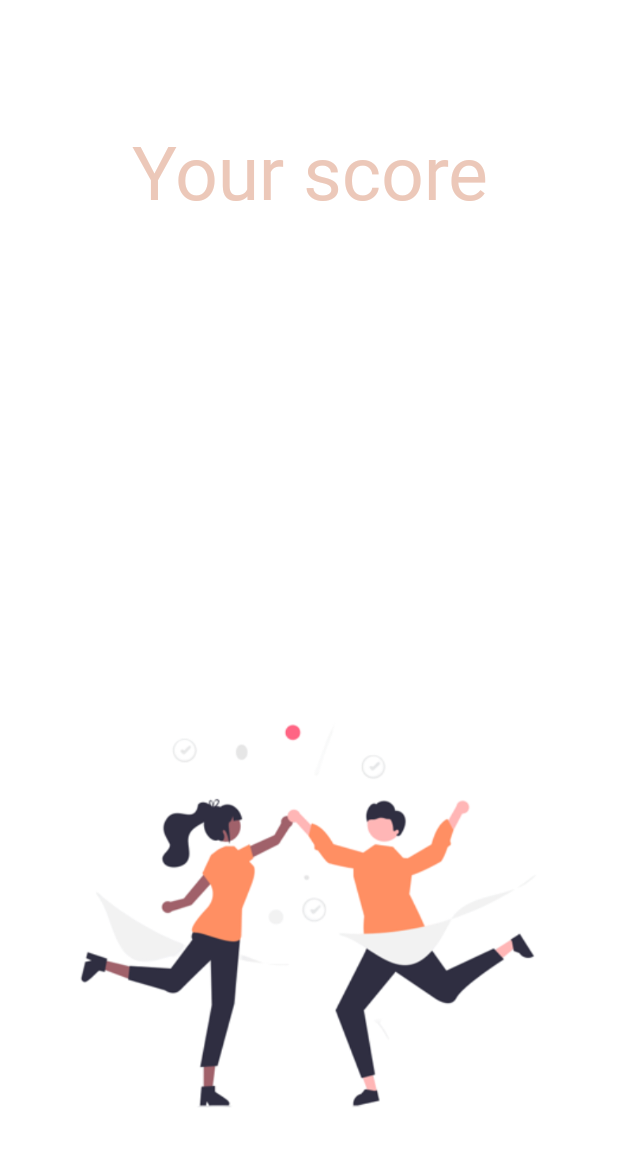
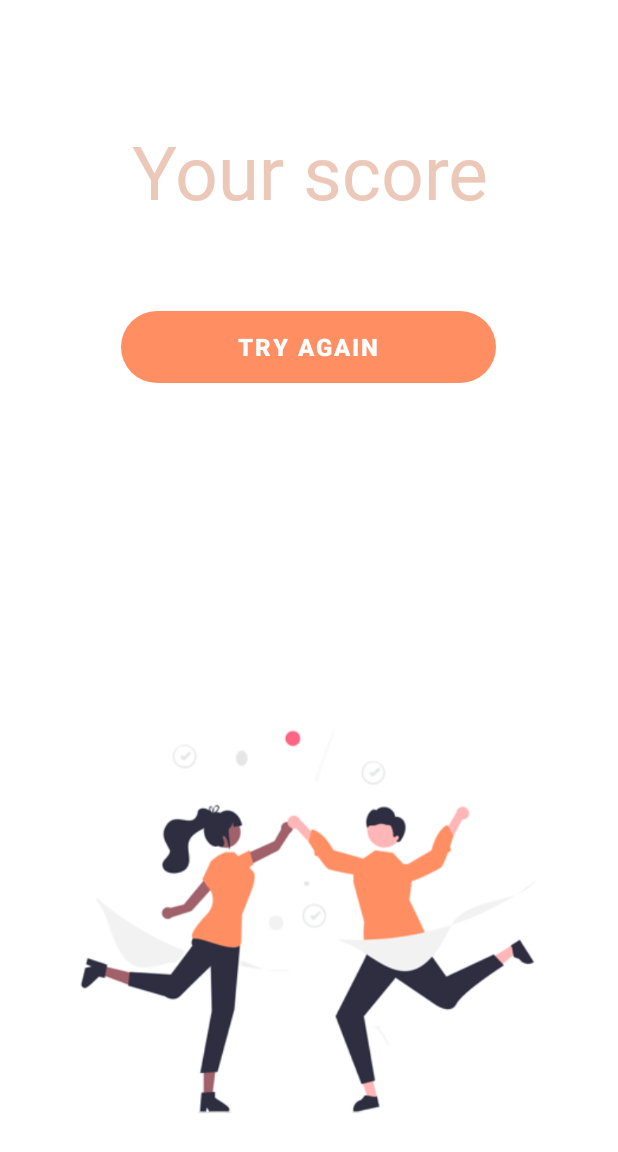
Before and after one commit to xAleksandrax/TalkTrainer, an Android app: the layout activity_score.xml on its own in the app's theme, with its tools: preview values and no code run, on a phone screen of 412 x 824 dp. Shown: the top 1152 px of the screen. Run offline under Robolectric (Android 15) with nearby library versions, the phone set to English and light mode, and no system bars.

Commit message:
fixes added

```diff
--- a/app/src/main/java/com/example/talktrainer/AddFlashcard.kt
+++ b/app/src/main/java/com/example/talktrainer/AddFlashcard.kt
@@ -134,6 +134,7 @@ class AddFlashcard : AppCompatActivity() {
                                     }
                                 }
                                 translatedWord.text = allWordsAndTranslations
+                                translatedWord.setBackgroundResource(R.drawable.radius3)
                             }
                         }
                     }
--- a/app/src/main/res/layout/activity_score.xml
+++ b/app/src/main/res/layout/activity_score.xml
@@ -26,42 +26,26 @@
         android:layout_below="@+id/scoreTitle">
     </LinearLayout>
 
-<!--    <Button-->
-<!--        android:id="@+id/tryAgain"-->
-<!--        android:layout_width="250dp"-->
-<!--        android:layout_height="wrap_content"-->
-<!--        android:layout_marginTop="16dp"-->
-<!--        android:text="Try again"-->
-<!--        android:textSize="16sp"-->
-<!--        android:textStyle="bold"-->
-<!--        android:layout_centerInParent="true"-->
-<!--        android:layout_gravity="center"-->
-<!--        android:textColor="@color/white"-->
-<!--        app:backgroundTint="#FF8F63"-->
-<!--        android:background="@drawable/button_background"-->
-<!--        android:elevation="4dp"-->
-<!--        android:layout_below="@+id/container_score"/>-->
-
-<!--    <Button-->
-<!--        android:id="@+id/back"-->
-<!--        android:layout_width="250dp"-->
-<!--        android:layout_height="wrap_content"-->
-<!--        android:layout_marginTop="16dp"-->
-<!--        android:text="back"-->
-<!--        android:textSize="16sp"-->
-<!--        android:textStyle="bold"-->
-<!--        android:layout_centerInParent="true"-->
-<!--        android:layout_gravity="center"-->
-<!--        android:textColor="@color/white"-->
-<!--        app:backgroundTint="#FF8F63"-->
-<!--        android:background="@drawable/button_background"-->
-<!--        android:elevation="4dp"-->
-<!--        android:layout_below="@+id/tryAgain"/>-->
+    <Button
+        android:id="@+id/tryAgain"
+        android:layout_width="250dp"
+        android:layout_height="wrap_content"
+        android:layout_below="@+id/container_score"
+        android:layout_centerInParent="true"
+        android:layout_gravity="center"
+        android:layout_marginTop="60dp"
+        android:background="@drawable/button_background"
+        android:elevation="4dp"
+        android:text="Try again"
+        android:textColor="@color/white"
+        android:textSize="16sp"
+        android:textStyle="bold"
+        app:backgroundTint="#FF8F63" />
 
     <ImageView
         android:layout_width="match_parent"
         android:layout_height="wrap_content"
         android:src="@drawable/winner"
-        android:layout_below="@+id/container_score"
-        android:layout_marginTop="200dp"/>
+        android:layout_below="@+id/tryAgain"
+        android:layout_marginTop="100dp"/>
 </RelativeLayout>
--- a/app/src/main/res/layout/textview.xml
+++ b/app/src/main/res/layout/textview.xml
@@ -10,4 +10,4 @@
     android:fontFamily="@font/mainfont"
     android:padding="10dp"
     android:layout_below="@+id/photo1"
-    android:layout_marginTop="10dp"/>
+    android:layout_marginTop="20dp"/>
```
Also changed, not shown: app/src/main/java/com/example/talktrainer/Play.kt (+14 -15 lines), app/src/main/res/layout/activity_add_flashcard.xml (+6 -7 lines).
